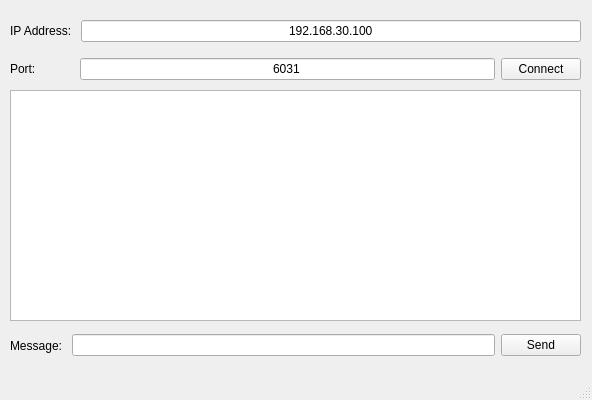
This is tcpserver.ui in GaneshChintalapaty/TCPServer_QTApplication as Qt 5 draws it before an edit. The edited form follows.
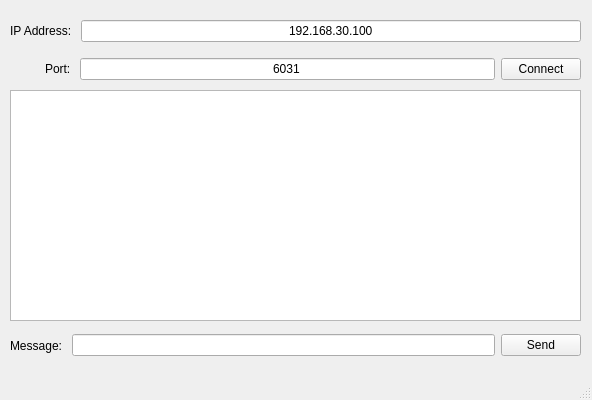
This is the edited form.

The edit to the form file:
```diff
--- a/tcpserver.ui
+++ b/tcpserver.ui
@@ -91,13 +91,6 @@
      </item>
      <item>
       <layout class="QHBoxLayout" name="horizontalLayout_3">
-       <item>
-        <widget class="QLabel" name="labelPort">
-         <property name="text">
-          <string>Port: </string>
-         </property>
-        </widget>
-       </item>
        <item>
         <spacer name="horizontalSpacer_2">
          <property name="orientation">
@@ -114,6 +107,13 @@
          </property>
         </spacer>
        </item>
+       <item>
+        <widget class="QLabel" name="labelPort">
+         <property name="text">
+          <string>Port: </string>
+         </property>
+        </widget>
+       </item>
        <item>
         <widget class="QLineEdit" name="TCP_Port">
          <property name="text">
```
Left out of the diff: 10 changed lines with no effect on the pictures.
